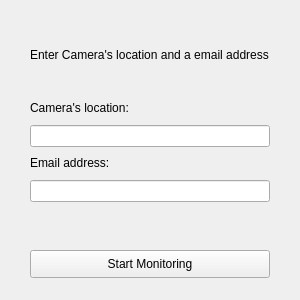
Old version of the form client/UI/settings_window.ui in the repository rohit220604/ForestFireDetection.
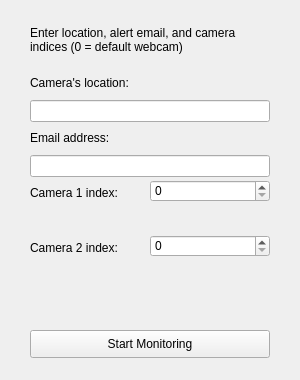
New version of the form.

Commit message: Email confirmation

Patch:
```diff
--- a/client/UI/settings_window.ui
+++ b/client/UI/settings_window.ui
@@ -7,19 +7,19 @@
     <x>0</x>
     <y>0</y>
     <width>300</width>
-    <height>300</height>
+    <height>380</height>
    </rect>
   </property>
   <property name="minimumSize">
    <size>
     <width>300</width>
-    <height>300</height>
+    <height>380</height>
    </size>
   </property>
   <property name="maximumSize">
    <size>
     <width>300</width>
-    <height>300</height>
+    <height>380</height>
    </size>
   </property>
   <property name="windowTitle">
@@ -30,13 +30,13 @@
     <property name="geometry">
      <rect>
       <x>30</x>
-      <y>20</y>
+      <y>15</y>
       <width>240</width>
-      <height>70</height>
+      <height>50</height>
      </rect>
     </property>
     <property name="text">
-     <string>Enter Camera's location and a email address</string>
+     <string>Enter location, alert email, and camera indices (0 = default webcam)</string>
     </property>
     <property name="wordWrap">
      <bool>true</bool>
@@ -46,7 +46,7 @@
     <property name="geometry">
      <rect>
       <x>30</x>
-      <y>100</y>
+      <y>75</y>
       <width>111</width>
       <height>16</height>
      </rect>
@@ -59,7 +59,7 @@
     <property name="geometry">
      <rect>
       <x>30</x>
-      <y>155</y>
+      <y>130</y>
       <width>201</width>
       <height>16</height>
      </rect>
@@ -68,11 +68,75 @@
      <string>Email address:</string>
     </property>
    </widget>
+   <widget class="QLabel" name="label_cam1">
+    <property name="geometry">
+     <rect>
+      <x>30</x>
+      <y>185</y>
+      <width>111</width>
+      <height>16</height>
+     </rect>
+    </property>
+    <property name="text">
+     <string>Camera 1 index:</string>
+    </property>
+   </widget>
+   <widget class="QLabel" name="label_cam2">
+    <property name="geometry">
+     <rect>
+      <x>30</x>
+      <y>240</y>
+      <width>111</width>
+      <height>16</height>
+     </rect>
+    </property>
+    <property name="text">
+     <string>Camera 2 index:</string>
+    </property>
+   </widget>
+   <widget class="QSpinBox" name="camera1_spinbox">
+    <property name="geometry">
+     <rect>
+      <x>150</x>
+      <y>180</y>
+      <width>120</width>
+      <height>22</height>
+     </rect>
+    </property>
+    <property name="minimum">
+     <number>0</number>
+    </property>
+    <property name="maximum">
+     <number>10</number>
+    </property>
+    <property name="value">
+     <number>0</number>
+    </property>
+   </widget>
+   <widget class="QSpinBox" name="camera2_spinbox">
+    <property name="geometry">
+     <rect>
+      <x>150</x>
+      <y>235</y>
+      <width>120</width>
+      <height>22</height>
+     </rect>
+    </property>
+    <property name="minimum">
+     <number>0</number>
+    </property>
+    <property name="maximum">
+     <number>10</number>
+    </property>
+    <property name="value">
+     <number>0</number>
+    </property>
+   </widget>
    <widget class="QPushButton" name="pushButton">
     <property name="geometry">
      <rect>
       <x>30</x>
-      <y>250</y>
+      <y>330</y>
       <width>240</width>
       <height>28</height>
      </rect>
@@ -85,7 +149,7 @@
     <property name="geometry">
      <rect>
       <x>30</x>
-      <y>125</y>
+      <y>100</y>
       <width>240</width>
       <height>22</height>
      </rect>
@@ -95,7 +159,7 @@
     <property name="geometry">
      <rect>
       <x>30</x>
-      <y>180</y>
+      <y>155</y>
       <width>240</width>
       <height>22</height>
      </rect>
```
The commit also changes 4 other files.
